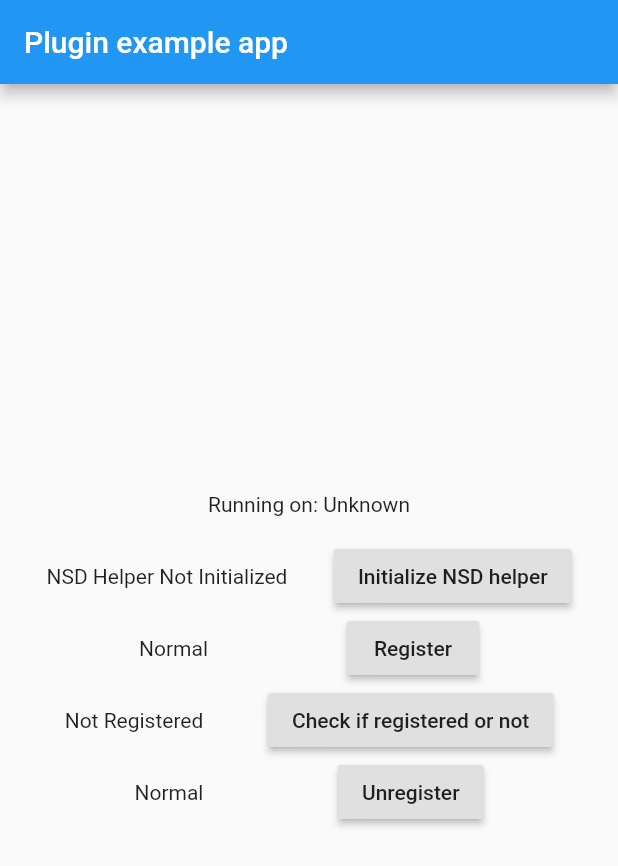
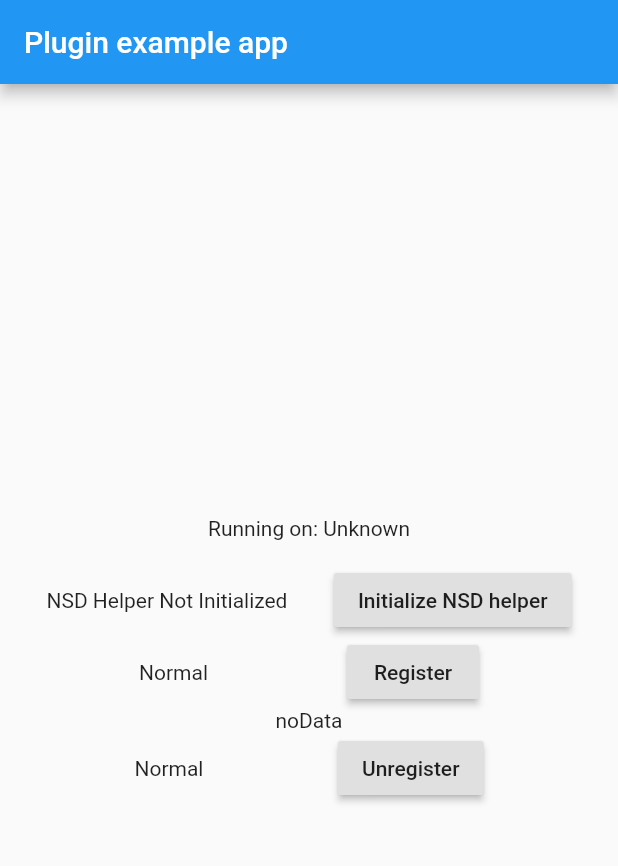
Before and after one commit to sinadarvi/nsd_flutter, a Flutter app: the screen it shows after launch, on a phone screen of 412 x 824 dp. Shown: the top 866 px of the screen. Run offline on Flutter 3.47's test engine with Material 2 defaults, Android fonts, the phone set to English and light mode, and no system bars.

Commit message:
getting registered in EventChannel

```diff
--- a/example/lib/main.dart
+++ b/example/lib/main.dart
@@ -91,24 +91,18 @@ class _MyAppState extends State<MyApp> {
             Row(
               mainAxisAlignment: MainAxisAlignment.spaceEvenly,
               children: <Widget>[
-                Text(_isItRegistered),
-                RaisedButton(
-                  child: Text("Check if registered or not"),
-                  onPressed: () async {
-                    String result = await NsdFlutter.isItRegistered;
-                    setState(() {
-                      if (result == 'true') {
-                        _isItRegistered = 'Registered';
-                        _registerIt = 'Registered';
-                        _unregisterIt = 'Registered';
-                      } else {
-                        _isItRegistered = 'Not Registered';
-                        _registerIt = 'Not Registered';
-                        _unregisterIt = 'Not Registered';
-                      }
-                    });
+                StreamBuilder(
+                  stream: NsdFlutter.registeredStream,
+                  builder:
+                      (BuildContext context, AsyncSnapshot<bool> snapshot) {
+                    if (snapshot.hasData) {
+                      String value =
+                          snapshot.data == true ? 'registered' : 'unregister';
+                      return Text("$value");
+                    }
+                    return Text("noData");
                   },
-                )
+                ),
               ],
             ),
             Row(
--- a/lib/nsd_flutter.dart
+++ b/lib/nsd_flutter.dart
@@ -3,17 +3,31 @@ import 'dart:async';
 import 'package:flutter/services.dart';
 
 class NsdFlutter {
-  static const MethodChannel _channel = const MethodChannel('nsd_flutter');
+  static const MethodChannel _channel = const MethodChannel('nsdMethodChannel');
+
+  static const EventChannel _registeredEventChannel =
+      const EventChannel('registeredEventChannel');
+
+  static Stream<bool> _registeredStream;
+
+  static Stream<bool> get registeredStream {
+    if (_registeredStream == null) {
+      _registeredStream = _registeredEventChannel
+          .receiveBroadcastStream()
+          .map<bool>((value) => value);
+    }
+    return _registeredStream;
+  }
 
   static Future<String> get platformVersion async {
     final String version = await _channel.invokeMethod('getPlatformVersion');
     return version;
   }
 
-  static Future<String> get isItRegistered async {
-    final String reg = await _channel.invokeMethod('isItRegistered');
-    return reg;
-  }
+  // static Future<String> get isItRegistered async {
+  //   final String reg = await _channel.invokeMethod('isRegistered');
+  //   return reg;
+  // }
 
   static Future<String> get initializeNsdHelper async {
     final String nsd = await _channel.invokeMethod('initializeNsdHelper');
```
Also changed, not shown: 1 other file.
